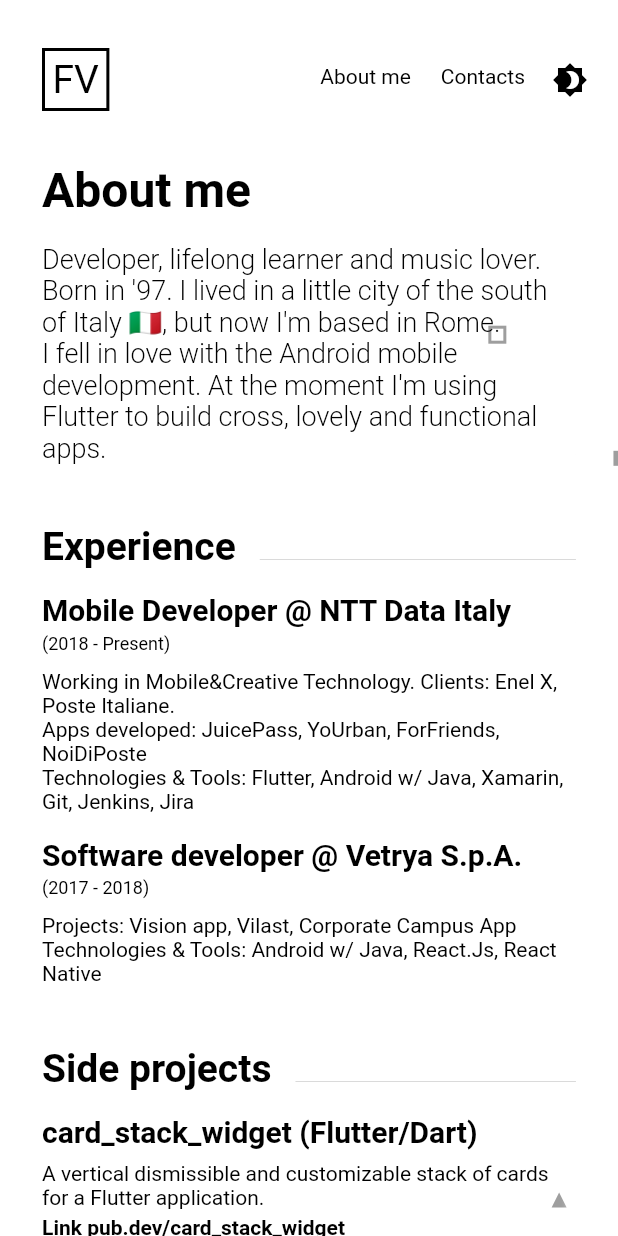
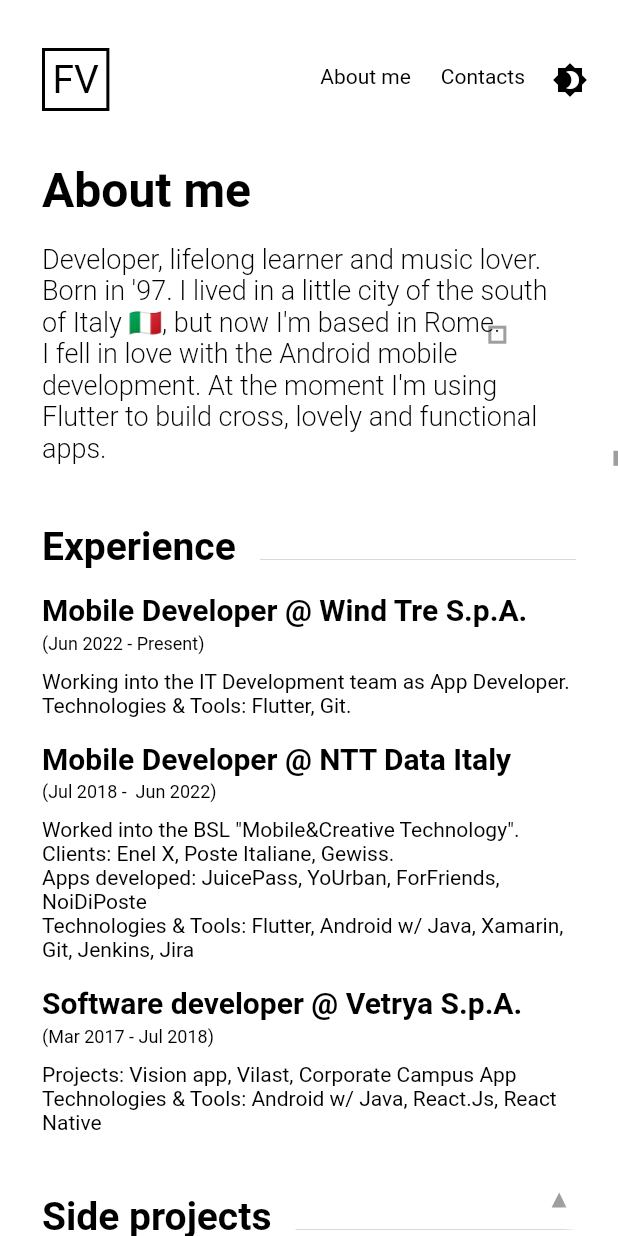
Before and after one commit to federicoviceconti/federicoviceconti_website_code, a Flutter app: the screen it shows after launch, swiped to page 2, on a phone screen of 412 x 824 dp. Run offline on Flutter 3.47's test engine with Material 2 defaults, Android fonts, the light colour scheme and no system bars; our stand-ins replace flutter_svg, fluttertoast, package_info_plus; generated files the repository leaves out were written again.

Commit message:
Add experience

```diff
--- a/languages/app_en.arb
+++ b/languages/app_en.arb
@@ -8,8 +8,10 @@
   "copiedWithEmoji": " copied 📋",
   "aboutMeSubtitle": "Developer, lifelong learner and music lover. Born in '97. I lived in a little city of the south of Italy 🇮🇹, but now I'm based in Rome.\nI fell in love with the Android mobile development. At the moment I'm using Flutter to build cross, lovely and functional apps.",
   "experience": "Experience",
+  "windExperienceTitle": "Mobile Developer @ Wind Tre S.p.A.",
+  "windExperienceContent": "Working into the IT Development team as App Developer.\nTechnologies & Tools: Flutter, Git.",
   "nttExperienceTitle": "Mobile Developer @ NTT Data Italy",
-  "nttExperienceContent": "Working in Mobile&Creative Technology. Clients: Enel X, Poste Italiane.\nApps developed: JuicePass, YoUrban, ForFriends, NoiDiPoste\nTechnologies & Tools: Flutter, Android w/ Java, Xamarin, Git, Jenkins, Jira",
+  "nttExperienceContent": "Worked into the BSL \"Mobile&Creative Technology\". Clients: Enel X, Poste Italiane, Gewiss.\nApps developed: JuicePass, YoUrban, ForFriends, NoiDiPoste\nTechnologies & Tools: Flutter, Android w/ Java, Xamarin, Git, Jenkins, Jira",
   "vetryaExperienceTitle": "Software developer @ Vetrya S.p.A.",
   "vetryaExperienceContent": "Projects: Vision app, Vilast, Corporate Campus App\nTechnologies & Tools: Android w/ Java, React.Js, React Native",
   "education": "Education",
--- a/languages/app_it.arb
+++ b/languages/app_it.arb
@@ -8,8 +8,10 @@
   "copiedWithEmoji": " copiato 📋",
   "aboutMeSubtitle": "Sviluppatore, lifelong learner e amante della musica. Nato nel '97 in una piccola cittadina del sud Italia 🇮🇹, ma al momento vivo a Roma.\nAmo lo sviluppo mobile, ma in particolare adoro creare app Android. Al momento mi sto specializzando nello sviluppo di app tramite framework Flutter.",
   "experience": "Esperienze",
+  "windExperienceTitle": "Mobile Developer @ Wind Tre S.p.A.",
+  "windExperienceContent": "Lavoro nel reparto IT Development team come App Developer.\nTechnologies & Tools: Flutter, Git.",
   "nttExperienceTitle": "Mobile Developer @ NTT Data Italia",
-  "nttExperienceContent": "Sto lavorando per la business line \"Mobile&Creative Technology\". Clienti: Enel X, Poste Italiane.\nApplicazioni sviluppate: JuicePass, YoUrban, ForFriends, NoiDiPoste\nTecnologie & strumenti: Flutter, Android w/ Java, Xamarin, Git, Jenkins, Jira",
+  "nttExperienceContent": "Ho lavorato per la business line \"Mobile&Creative Technology\". Clienti: Enel X, Poste Italiane, Gewiss.\nApplicazioni sviluppate: JuicePass, YoUrban, ForFriends, NoiDiPoste\nTecnologie & strumenti: Flutter, Android w/ Java, Xamarin, Git, Jenkins, Jira",
   "vetryaExperienceTitle": "Software developer @ Vetrya S.p.A.",
   "vetryaExperienceContent": "Progetti: Vision app, Vilast, Corporate Campus App\nTecnologie & strumenti: Android w/ Java, React.Js, React Native",
   "education": "Educazione",
--- a/lib/home_page/about_me/about_me.dart
+++ b/lib/home_page/about_me/about_me.dart
@@ -142,14 +142,19 @@
       children: [
         _buildHeadingSectionWithLine(AppLocalizations.of(context)!.experience),
         _buildSectionContent(
+          header: AppLocalizations.of(context)!.windExperienceTitle,
+          content: AppLocalizations.of(context)!.windExperienceContent,
+          year: "Jun 2022 - Present",
+        ),
+        _buildSectionContent(
           header: AppLocalizations.of(context)!.nttExperienceTitle,
           content: AppLocalizations.of(context)!.nttExperienceContent,
-          year: "2018 - Present",
+          year: "Jul 2018 -  Jun 2022",
         ),
         _buildSectionContent(
           header: AppLocalizations.of(context)!.vetryaExperienceTitle,
           content: AppLocalizations.of(context)!.vetryaExperienceContent,
-          year: "2017 - 2018",
+          year: "Mar 2017 - Jul 2018",
         ),
       ],
     );
--- a/lib/home_page/blog/blog_widget.dart
+++ b/lib/home_page/blog/blog_widget.dart
@@ -3,7 +3,6 @@
 import 'package:federicoviceconti_github_io/home_page/widget/cursor_widget.dart';
 import 'package:federicoviceconti_github_io/utility/image_helper.dart';
 import 'package:flutter/material.dart';
-import 'package:flutter/rendering.dart';
 import 'package:provider/provider.dart';
 import 'package:flutter_gen/gen_l10n/app_localizations.dart';
 
@@ -17,8 +16,8 @@
   void initState() {
     super.initState();
 
-    WidgetsBinding.instance!.addObserver(this);
-    WidgetsBinding.instance!.addPostFrameCallback((_) {
+    WidgetsBinding.instance.addObserver(this);
+    WidgetsBinding.instance.addPostFrameCallback((_) {
       Provider.of<BlogNotifier>(
         context,
         listen: false,
--- a/lib/home_page/easter_egg/easter_egg_widget.dart
+++ b/lib/home_page/easter_egg/easter_egg_widget.dart
@@ -22,8 +22,8 @@
   @override
   void initState() {
     super.initState();
-    WidgetsBinding.instance!.addObserver(this);
-    WidgetsBinding.instance!.addPostFrameCallback((_) {
+    WidgetsBinding.instance.addObserver(this);
+    WidgetsBinding.instance.addPostFrameCallback((_) {
       int incrementTop = 1;
       int incrementLeft = 1;
 
```
Also changed, not shown: pubspec.lock.
